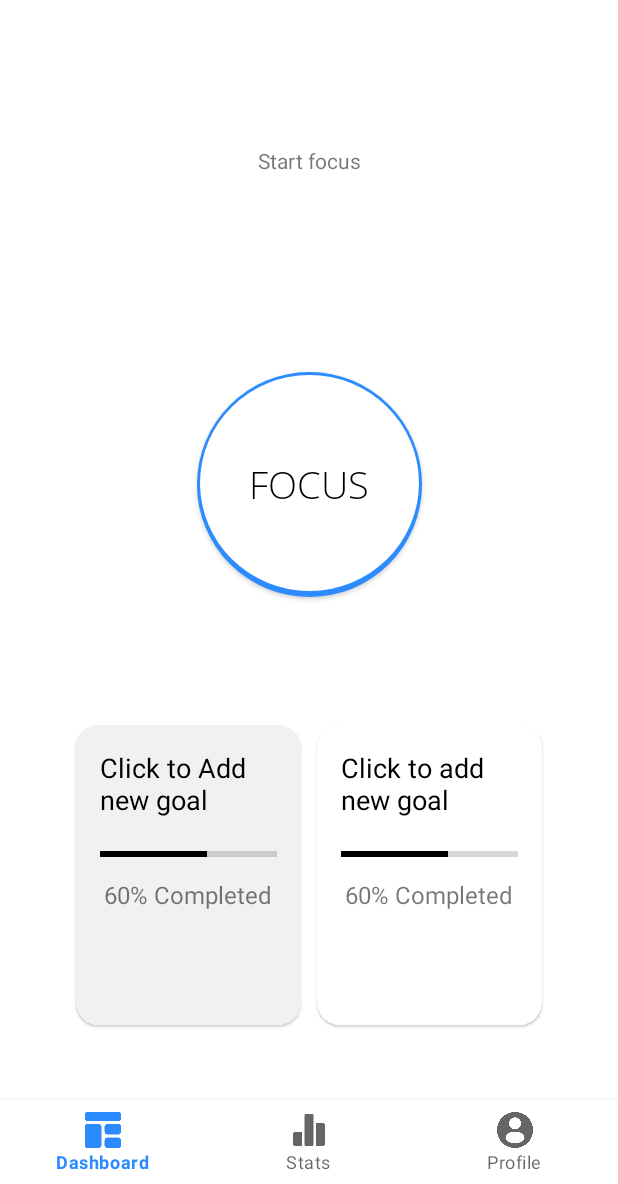
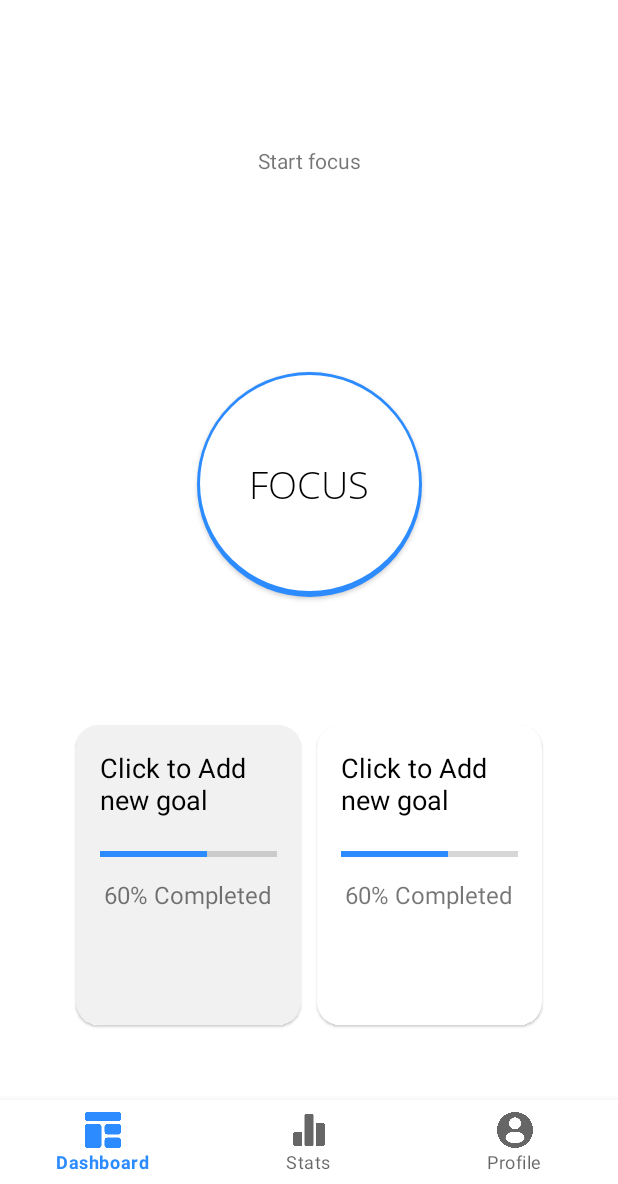
Before and after one commit to zapbroob99/Focus-Timer, an Android app: the screen it shows after launch once a user with an empty profile is signed in (MainActivity), after a tap on "FORGOT PASSWORD?", on a phone screen of 412 x 824 dp, the part 52-1236 px from its top. Run offline under Robolectric (Android 15) with nearby library versions, the phone set to English and light mode, and no system bars; our stand-ins replace Firebase (no records; nobody signed in at launch, a user with empty details on screens opened directly); libraries missing offline, so code that uses them is left out: com.hbb20, com.shawnlin.numberpicker; plain views replace NumberPicker; 2 statements that could not run were skipped; 2 other taps on this screen came first.

Commit message:
fix card adjustment-addition

```diff
--- a/app/src/main/java/com/example/focustimer/MainActivity.java
+++ b/app/src/main/java/com/example/focustimer/MainActivity.java
@@ -16,6 +16,7 @@ import android.widget.Button;
 import android.os.Bundle;
 import android.widget.EditText;
 
+import com.example.focustimer.user.Goal;
 import com.example.focustimer.user.UserClass;
 import com.shawnlin.numberpicker.NumberPicker;
 import android.widget.ProgressBar;
@@ -48,11 +49,12 @@ public class MainActivity extends AppCompatActivity {
     //define recyclerview objects
     RecyclerView recyclerView;
 
-    SelectGoalAdapter adapter;
+    public SelectGoalAdapter adapter;
 
     BottomNavigationView bottomNavigationView;
     int focusTime;
     String phoneNo;
+    private CenterItemScrollListener scrollListener;
 
     @Override
     protected void onCreate(Bundle savedInstanceState) {
@@ -64,6 +66,9 @@ public class MainActivity extends AppCompatActivity {
         //get recyclerview
         recyclerView=findViewById(R.id.recyclerview);
         recyclerView();
+        // Add the scroll listener
+        scrollListener = new CenterItemScrollListener(recyclerView, this);
+        recyclerView.addOnScrollListener(scrollListener);
 
         //BOTTOM NAV VİEW
         bottomNavigationView=findViewById(R.id.bottomnav);
@@ -96,6 +101,9 @@ public class MainActivity extends AppCompatActivity {
         });
         PagerSnapHelper snapHelper= new PagerSnapHelper();
         snapHelper.attachToRecyclerView(recyclerView);
+        UserClass.setMainActivityReference(this);
+
+        UserClass.setMainActivity(this);
 
 
 
@@ -104,32 +112,26 @@ public class MainActivity extends AppCompatActivity {
 
 
 
-    private void recyclerView() {
+    public void recyclerView() {
         recyclerView.setHasFixedSize(true);
         recyclerView.setLayoutManager(new LinearLayoutManager(this, LinearLayoutManager.HORIZONTAL, false));
 
-        // Create an ArrayList for your goals
-        ArrayList<SelectGoalHelperClass> goals = new ArrayList<>();
+        ArrayList<Goal> goalsList=new ArrayList<Goal>();
 
-        // Add items manually at both edges
-        // First item at the left edge
-        SelectGoalHelperClass leftEdgeItem = new SelectGoalHelperClass("Click to Add new goal");
-        // Set properties for the left edge item (e.g., title, description, etc.)
-        // Add any other properties as needed
-        goals.add(leftEdgeItem);
+        Goal leftEdgeItem = new Goal("Click to Add new goal");
+        goalsList.add(leftEdgeItem);
+        Goal rightEdgeItem = new Goal("Click to Add new goal");
+        goalsList.add(rightEdgeItem);
 
         // Add your dynamically generated goals (you might fetch them from a data source)
-        UserClass.setRecyclerViewCards(goals);
-
+        UserClass.setRecyclerViewCards(goalsList);
 
 
         // Create and set the adapter
-        adapter = new SelectGoalAdapter(goals);
+        adapter = new SelectGoalAdapter(goalsList);
         recyclerView.setAdapter(adapter);
 
-        // Add the scroll listener
-        CenterItemScrollListener scrollListener = new CenterItemScrollListener(recyclerView, this);
-        recyclerView.addOnScrollListener(scrollListener);
+
     }
 
 
@@ -191,5 +193,8 @@ public class MainActivity extends AppCompatActivity {
         phoneNo = intent.getStringExtra("phoneNo");
         focusTime =  intent.getIntExtra("focustime",0);
     }
+    public void aaa(){
+        this.recyclerView();
+    }
 
 }
--- a/app/src/main/java/com/example/focustimer/SelectGoalAdapter.java
+++ b/app/src/main/java/com/example/focustimer/SelectGoalAdapter.java
@@ -12,15 +12,16 @@ import androidx.core.content.ContextCompat;
 import androidx.recyclerview.widget.RecyclerView;
 
 
+import com.example.focustimer.user.Goal;
 
 import java.util.ArrayList;
 
 public class SelectGoalAdapter extends RecyclerView.Adapter<SelectGoalAdapter.SelectGoalViewHolder> {
 
-    ArrayList<SelectGoalHelperClass> goals;
+    ArrayList<Goal> goals;
 
 
-    public SelectGoalAdapter(ArrayList<SelectGoalHelperClass> goals) {
+    public SelectGoalAdapter(ArrayList<Goal> goals) {
 
         this.goals = goals;
     }
@@ -39,8 +40,8 @@ public class SelectGoalAdapter extends RecyclerView.Adapter<SelectGoalAdapter.Se
     } //end method
 
     public void onBindViewHolder(@NonNull SelectGoalViewHolder holder, int position) {
-        SelectGoalHelperClass helperClass = goals.get(position);
-        holder.textView.setText(helperClass.getTitle());
+        Goal helperClass = goals.get(position);
+        holder.textView.setText(helperClass.getName());
 
     }
 
--- a/app/src/main/java/com/example/focustimer/user/Goal.java
+++ b/app/src/main/java/com/example/focustimer/user/Goal.java
@@ -16,6 +16,9 @@ public class Goal {
         this.totalTimeSpent=totalTimeSpent;
         this.dailyTimeSpent=dailyTimeSpent;
         this.goalDuration=goalDuration;
+    }
+    public Goal(String name){
+        this.name=name;
     }
 
     // Getter method for name
--- a/app/src/main/java/com/example/focustimer/user/UserClass.java
+++ b/app/src/main/java/com/example/focustimer/user/UserClass.java
@@ -4,25 +4,33 @@ import android.app.AlertDialog;
 import android.app.Dialog;
 import android.content.Context;
 import android.content.DialogInterface;
+import android.content.Intent;
 import android.widget.EditText;
 import android.widget.LinearLayout;
 import android.widget.SeekBar;
 import android.widget.TextView;
 
-import com.example.focustimer.SelectGoalHelperClass;
+import androidx.recyclerview.widget.LinearLayoutManager;
+import androidx.recyclerview.widget.RecyclerView;
+
+import com.example.focustimer.CenterItemScrollListener;
+import com.example.focustimer.MainActivity;
+import com.example.focustimer.SelectGoalAdapter;
 import com.google.firebase.database.DataSnapshot;
 import com.google.firebase.database.DatabaseReference;
 import com.google.firebase.database.FirebaseDatabase;
 import com.google.firebase.database.ServerValue;
 
+import java.sql.Ref;
 import java.util.ArrayList;
-import java.util.List;
 
 public final class UserClass {
     protected static String userName,email,fullName,gender,date,phoneNo,password;
     public static Goal currentGoal;
-    public static List<Goal> goalsList=new ArrayList<>();
+    public static ArrayList<Goal> goalsList=new ArrayList<Goal>();
     public static int totalFocusTime;
+    public static Context mainActivityContext;
+    public static MainActivity mainActivity;
 
     private static String dbReference="https://focus-timer-8d9d7-default-rtdb.europe-west1.firebasedatabase.app/";
 
@@ -69,20 +77,15 @@ public final class UserClass {
         }
 
     }
-    public static void setRecyclerViewCards(ArrayList<SelectGoalHelperClass> goals){
-        for (Goal goal : goalsList) {
-            // Access and work with the individual goal object
-            goals.add(new SelectGoalHelperClass(goal.getName()));
+    public static void setRecyclerViewCards( ArrayList<Goal> goals){
+
+        for (Goal goal : goalsList){
+            goals.add(goals.size()-1,goal);
 
         }
-        // Last item at the right edge
-        SelectGoalHelperClass rightEdgeItem = new SelectGoalHelperClass("Click to add new goal");
-        // Set properties for the right edge item
-
-        // Add any other properties as needed
-        goals.add(rightEdgeItem);
 
     }
+
     public static Dialog adjustGoalSettings(Context context){
         AlertDialog.Builder builder = new AlertDialog.Builder(context);
 
@@ -98,7 +101,7 @@ public final class UserClass {
 
         // Create a TextView to display the SeekBar value
         final TextView seekBarValueTextView = new TextView(context);
-        seekBarValueTextView.setText("Focus Session Duration: " + currentGoal.getGoalDuration()+"Minutes");
+        seekBarValueTextView.setText("Focus Session Duration: " + currentGoal.getGoalDuration()/60+"Minutes");
         layout.addView(seekBarValueTextView);
 
         // Set a SeekBar change listener to update the TextView
@@ -150,6 +153,10 @@ public final class UserClass {
         return dialog;
     }
 
+    public static void setMainActivity(MainActivity mainActivity) {
+        UserClass.mainActivity = mainActivity;
+    }
+
     public static Dialog addNewGoalDialog(Context context) {
         AlertDialog.Builder builder = new AlertDialog.Builder(context);
 
@@ -165,7 +172,7 @@ public final class UserClass {
         // Create a SeekBar for goal duration
         SeekBar goalDurationSeekBar = new SeekBar(context);
         goalDurationSeekBar.setMax(120); // Set the maximum value for the SeekBar
-        goalDurationSeekBar.setProgress(30); // Set an initial progress value
+        goalDurationSeekBar.setProgress(50); // Set an initial progress value
         layout.addView(goalDurationSeekBar);
 
         // Create a TextView to display the SeekBar value
@@ -202,7 +209,10 @@ public final class UserClass {
                 if (!goalName.isEmpty()) {
                     // Create a new goal with the entered name and duration
                     Goal newGoal = new Goal(goalName,0,0,goalDuration*60);
-                    UserClass.goalsList.add(goalsList.size()-1,newGoal);
+                    UserClass.goalsList.add(newGoal);
+                    RefreshRecyclerView();
+
+
 
                 }
                 dialog.dismiss(); // Close the dialog
@@ -223,7 +233,9 @@ public final class UserClass {
 
         return dialog;
     }
+    public static void addNewGoalToDB(){
 
+    }
 
 
 
@@ -291,5 +303,16 @@ public final class UserClass {
         UserClass.password = password;
     }
 
+    public static void setMainActivityReference(MainActivity mainActivity) {
+        mainActivityContext = mainActivity;
+    }
+    public static void RefreshRecyclerView() {
+        // Call the recyclerView() method using the reference to MainActivity
+        if (mainActivity != null) {
+            mainActivity.recreate();
+
+        }
+    }
+
 
 }
--- a/app/src/main/res/layout/activity_loading_screen.xml
+++ b/app/src/main/res/layout/activity_loading_screen.xml
@@ -26,7 +26,7 @@
         android:gravity="center"
         android:textColor="#2E3840"
         android:text="FocusTimer"
-        android:fontFamily="@font/bangers"
+        android:fontFamily="@font/open_sans_light"
 
         android:textSize="66sp"
         android:transitionName="logo_text"
--- a/app/src/main/res/layout/activity_login_screen.xml
+++ b/app/src/main/res/layout/activity_login_screen.xml
@@ -14,13 +14,14 @@
         android:layout_width="300dp"
         android:layout_height="150dp"
         android:paddingRight="150dp"
-        android:transitionName="logo_image"/>
+        android:transitionName="logo_image"
+        />
 
     <TextView
         android:id="@+id/tv_loginLogoName"
         android:layout_width="wrap_content"
         android:layout_height="110sp"
-        android:fontFamily="@font/fredoka_one"
+        android:fontFamily="@font/open_sans_light"
         android:text="Hello there, welcome back"
         android:transitionName="logo_text"
         android:textSize="40sp" />
--- a/app/src/main/res/layout/goal_select_card_design.xml
+++ b/app/src/main/res/layout/goal_select_card_design.xml
@@ -31,7 +31,7 @@
             android:layout_marginTop="8dp"
             style="?android:attr/progressBarStyleHorizontal"
             android:progress="60"
-            android:progressTint="@color/black"
+            android:progressTint="@color/mainBlue"
             android:indeterminate="false"/>
 
         <TextView
--- a/app/src/main/res/values-night/themes.xml
+++ b/app/src/main/res/values-night/themes.xml
@@ -2,7 +2,7 @@
     <!-- Base application theme. -->
     <style name="Theme.FocusTimer" parent="Theme.MaterialComponents.DayNight.DarkActionBar">
         <!-- Primary brand color. -->
-        <item name="colorPrimary">@color/purple_200</item>
+        <item name="colorPrimary">@color/mainBlue</item>
         <item name="colorPrimaryVariant">@color/purple_700</item>
         <item name="colorOnPrimary">@color/black</item>
         <!-- Secondary brand color. -->
```
